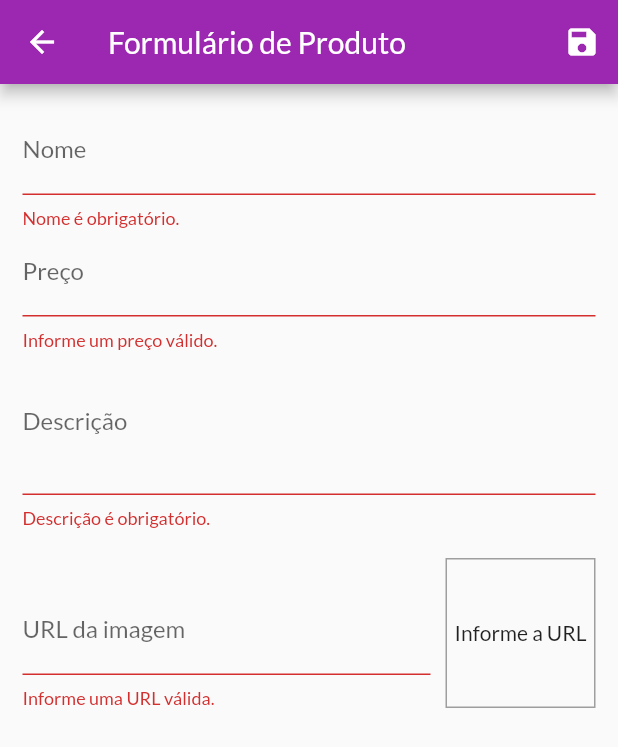
After one commit to gugarocha/ShoppingCart-Flutter, a Flutter app: the ProductFormPage screen opened by its route, after a tap on the "save" icon, on a phone screen of 412 x 824 dp. The commit adds this screen. Shown: the top 747 px of the screen. Run offline on Flutter 3.47's test engine with Material 2 defaults, Android fonts, the phone set to English and light mode, and no system bars; network calls fail.

Commit message:
add product form

```diff
--- a/lib/main.dart
+++ b/lib/main.dart
@@ -4,6 +4,8 @@ import 'package:provider/provider.dart';
 import 'models/product_list.dart';
 import 'models/cart.dart';
 import 'models/order_list.dart';
+import 'pages/product_form_page.dart';
+import 'pages/product_page.dart';
 import 'pages/products_overview_page.dart';
 import 'pages/product_detail_page.dart';
 import 'pages/cart_page.dart';
@@ -49,6 +51,8 @@ class MyApp extends StatelessWidget {
           AppRoutes.PRODUCT_DETAIL: (ctx) => const ProductDetailPage(),
           AppRoutes.CART: (ctx) => const CartPage(),
           AppRoutes.ORDERS: (ctx) => const OrdersPage(),
+          AppRoutes.PRODUCTS: (ctx) => const ProductPage(),
+          AppRoutes.PRODUCT_FORM: (ctx) => const ProductFormPage(),
         },
         debugShowCheckedModeBanner: false,
       ),
--- /dev/null
+++ b/lib/pages/product_form_page.dart
@@ -0,0 +1,226 @@
+import 'package:flutter/material.dart';
+import 'package:provider/provider.dart';
+
+import '../models/product.dart';
+import '../models/product_list.dart';
+
+class ProductFormPage extends StatefulWidget {
+  const ProductFormPage({Key? key}) : super(key: key);
+
+  @override
+  State<ProductFormPage> createState() => _ProductFormPageState();
+}
+
+class _ProductFormPageState extends State<ProductFormPage> {
+  final _priceFocus = FocusNode();
+  final _descriptionFocus = FocusNode();
+  final _imageUrlFocus = FocusNode();
+  final _imageUrlController = TextEditingController();
+
+  final _formKey = GlobalKey<FormState>();
+  final _formData = Map<String, Object>();
+
+  @override
+  void initState() {
+    super.initState();
+    _imageUrlFocus.addListener(updateImage);
+  }
+
+  @override
+  void didChangeDependencies() {
+    super.didChangeDependencies();
+
+    if (_formData.isEmpty) {
+      final arg = ModalRoute.of(context)?.settings.arguments;
+
+      if (arg != null) {
+        final product = arg as Product;
+        _formData['id'] = product.id;
+        _formData['name'] = product.name;
+        _formData['price'] = product.price;
+        _formData['description'] = product.description;
+        _formData['imageUrl'] = product.imageUrl;
+
+        _imageUrlController.text = product.imageUrl;
+      }
+    }
+  }
+
+  @override
+  void dispose() {
+    super.dispose();
+    _priceFocus.dispose();
+    _descriptionFocus.dispose();
+    _imageUrlFocus.removeListener(updateImage);
+    _imageUrlFocus.dispose();
+  }
+
+  void updateImage() {
+    setState(() {});
+  }
+
+  bool isValidImageUrl(String url) {
+    bool isValidUrl = Uri.tryParse(url)?.hasAbsolutePath ?? false;
+    bool endsWithFile = url.toLowerCase().endsWith('.png') ||
+        url.toLowerCase().endsWith('.jpeg') ||
+        url.toLowerCase().endsWith('.jpg');
+
+    return isValidUrl && endsWithFile;
+  }
+
+  void _submitForm() {
+    final isValid = _formKey.currentState?.validate() ?? false;
+
+    if (!isValid) return;
+
+    _formKey.currentState?.save();
+    Provider.of<ProductList>(
+      context,
+      listen: false,
+    ).saveProduct(_formData);
+
+    Navigator.of(context).pop();
+  }
+
+  @override
+  Widget build(BuildContext context) {
+    return Scaffold(
+      appBar: AppBar(
+        title: const Text('Formulário de Produto'),
+        actions: [
+          IconButton(
+            icon: const Icon(Icons.save),
+            onPressed: _submitForm,
+          ),
+        ],
+      ),
+      body: Padding(
+        padding: const EdgeInsets.all(15),
+        child: Form(
+          key: _formKey,
+          child: ListView(
+            children: [
+              TextFormField(
+                decoration: const InputDecoration(labelText: 'Nome'),
+                initialValue: _formData['name']?.toString(),
+                textCapitalization: TextCapitalization.sentences,
+                textInputAction: TextInputAction.next,
+                onFieldSubmitted: (_) {
+                  FocusScope.of(context).requestFocus(_priceFocus);
+                },
+                validator: (value) {
+                  final name = value ?? '';
+
+                  if (name.trim().isEmpty) {
+                    return 'Nome é obrigatório.';
+                  }
+                  if (name.length < 3) {
+                    return 'Nome deve conter no mínimo 3 letras.';
+                  }
+
+                  return null;
+                },
+                onSaved: (name) => _formData['name'] = name ?? '',
+              ),
+              TextFormField(
+                decoration: const InputDecoration(labelText: 'Preço'),
+                keyboardType: const TextInputType.numberWithOptions(
+                  decimal: true,
+                ),
+                initialValue: _formData['price']?.toString(),
+                focusNode: _priceFocus,
+                textInputAction: TextInputAction.next,
+                onFieldSubmitted: (_) {
+                  FocusScope.of(context).requestFocus(_descriptionFocus);
+                },
+                validator: (value) {
+                  final stringPrice = value ?? '';
+                  final price = double.tryParse(stringPrice) ?? -1;
+
+                  if (price <= 0) {
+                    return 'Informe um preço válido.';
+                  }
+
+                  return null;
+                },
+                onSaved: (price) =>
+                    _formData['price'] = double.parse(price ?? '0'),
+              ),
+              TextFormField(
+                decoration: const InputDecoration(labelText: 'Descrição'),
+                keyboardType: TextInputType.multiline,
+                maxLines: 3,
+                initialValue: _formData['description']?.toString(),
+                textCapitalization: TextCapitalization.sentences,
+                focusNode: _descriptionFocus,
+                validator: (value) {
+                  final description = value ?? '';
+
+                  if (description.trim().isEmpty) {
+                    return 'Descrição é obrigatório.';
+                  }
+                  if (description.length < 5) {
+                    return 'Descrição deve conter no mínimo 5 letras.';
+                  }
+
+                  return null;
+                },
+                onSaved: (description) =>
+                    _formData['description'] = description ?? '',
+              ),
+              Row(
+                crossAxisAlignment: CrossAxisAlignment.end,
+                children: [
+                  Expanded(
+                    child: TextFormField(
+                      decoration: const InputDecoration(
+                        labelText: 'URL da imagem',
+                      ),
+                      keyboardType: TextInputType.url,
+                      textInputAction: TextInputAction.done,
+                      onFieldSubmitted: (_) => _submitForm(),
+                      focusNode: _imageUrlFocus,
+                      controller: _imageUrlController,
+                      onSaved: (imageUrl) =>
+                          _formData['imageUrl'] = imageUrl ?? '',
+                      validator: (value) {
+                        final imageUrl = value ?? '';
+
+                        if (!isValidImageUrl(imageUrl)) {
+                          return 'Informe uma URL válida.';
+                        }
+
+                        return null;
+                      },
+                    ),
+                  ),
+                  Container(
+                    width: 100,
+                    height: 100,
+                    margin: const EdgeInsets.only(
+                      top: 20,
+                      left: 10,
+                    ),
+                    decoration: BoxDecoration(
+                      border: Border.all(
+                        color: Colors.grey,
+                        width: 1,
+                      ),
+                    ),
+                    alignment: Alignment.center,
+                    child: FittedBox(
+                      fit: BoxFit.cover,
+                      child: _imageUrlController.text.isEmpty
+                          ? const Text('Informe a URL')
+                          : Image.network(_imageUrlController.text),
+                    ),
+                  ),
+                ],
+              ),
+            ],
+          ),
+        ),
+      ),
+    );
+  }
+}
--- a/lib/utils/app_routes.dart
+++ b/lib/utils/app_routes.dart
@@ -1,6 +1,10 @@
+// ignore_for_file: constant_identifier_names
+
 class AppRoutes {
   static const HOME = '/';
   static const PRODUCT_DETAIL = '/product-detail';
   static const CART = '/cart';
   static const ORDERS = '/orders';
+  static const PRODUCTS = '/products';
+  static const PRODUCT_FORM = '/product-form';
 }
```
Also changed, not shown: lib/components/app_drawer.dart (+10 -0 lines), lib/components/cart_item.dart (+23 -0 lines), lib/components/product_grid_item.dart (+15 -0 lines), lib/components/product_item.dart (added, +74 -0 lines), lib/models/cart.dart (+21 -0 lines), lib/models/product_list.dart (+40 -19 lines), lib/pages/product_page.dart (added, +43 -0 lines).
